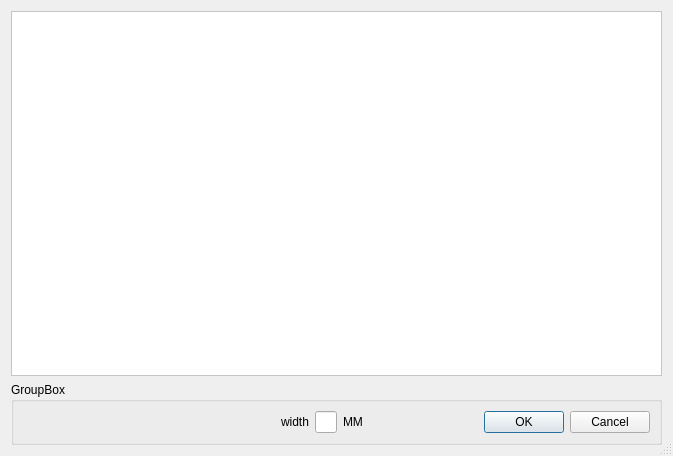
Qt form sigaldialog.ui (cooljiansir/3dreconstruction) before a commit.
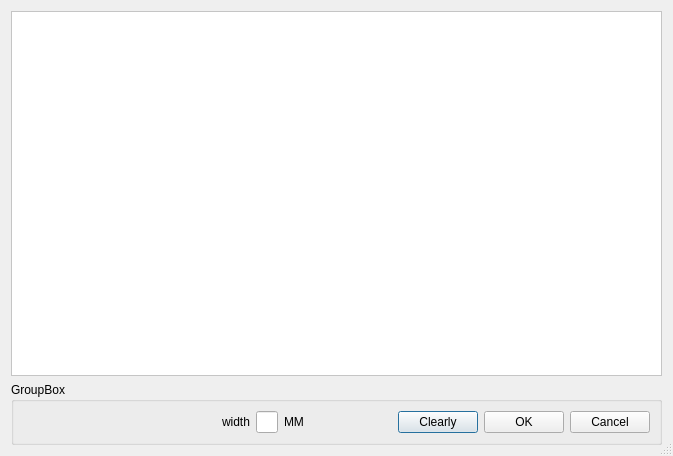
The same form after that commit.

The edit to the form file:
```diff
--- a/sigaldialog.ui
+++ b/sigaldialog.ui
@@ -50,7 +50,7 @@
      <property name="title">
       <string>GroupBox</string>
      </property>
-     <layout class="QHBoxLayout" name="horizontalLayout" stretch="18,1,1,1,8,3,3">
+     <layout class="QHBoxLayout" name="horizontalLayout" stretch="18,1,1,1,8,3,3,3">
       <item>
        <spacer name="horizontalSpacer">
         <property name="orientation">
@@ -94,6 +94,13 @@
         </property>
        </spacer>
       </item>
+      <item>
+       <widget class="QPushButton" name="clearBut">
+        <property name="text">
+         <string>Clearly</string>
+        </property>
+       </widget>
+      </item>
       <item>
        <widget class="QPushButton" name="okBut">
         <property name="text">
```
